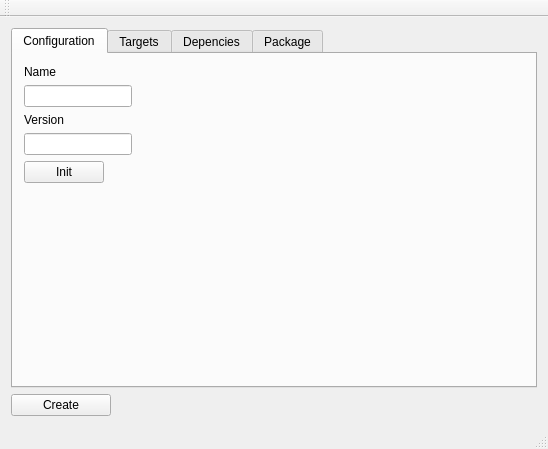
The window that mainwindow.ui (T0maas/autotools-gui) describes before a commit, drawn with Qt 5.
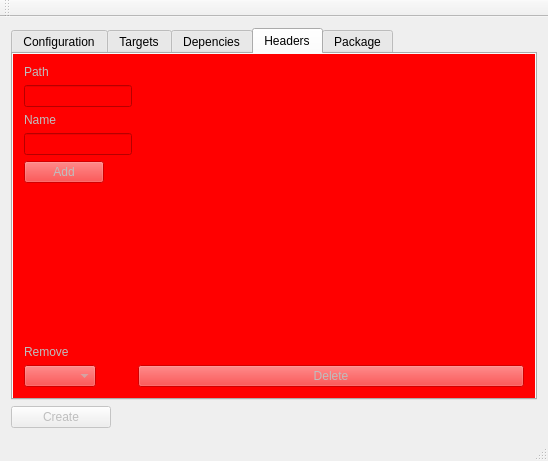
The same window after the commit. The open tabs and pages were chosen to show the change.

Commit message: headers in project

What changed in the file:
```diff
--- a/mainwindow.ui
+++ b/mainwindow.ui
@@ -7,7 +7,7 @@
     <x>0</x>
     <y>0</y>
     <width>548</width>
-    <height>449</height>
+    <height>461</height>
    </rect>
   </property>
   <property name="sizePolicy">
@@ -19,10 +19,16 @@
   <property name="windowTitle">
    <string>MainWindow</string>
   </property>
+  <property name="styleSheet">
+   <string/>
+  </property>
   <widget class="QWidget" name="centralWidget">
    <layout class="QGridLayout" name="gridLayout">
     <item row="1" column="1">
      <widget class="QPushButton" name="btCreate">
+      <property name="enabled">
+       <bool>false</bool>
+      </property>
       <property name="maximumSize">
        <size>
         <width>100</width>
@@ -36,6 +42,9 @@
     </item>
     <item row="0" column="1">
      <widget class="QTabWidget" name="tabWidget">
+      <property name="enabled">
+       <bool>true</bool>
+      </property>
       <property name="sizePolicy">
        <sizepolicy hsizetype="Expanding" vsizetype="Expanding">
         <horstretch>0</horstretch>
@@ -287,6 +296,76 @@
         </item>
        </layout>
       </widget>
+      <widget class="QWidget" name="tab_head">
+       <property name="enabled">
+        <bool>false</bool>
+       </property>
+       <property name="styleSheet">
+        <string notr="true">background-color:red</string>
+       </property>
+       <attribute name="title">
+        <string>Headers</string>
+       </attribute>
+       <layout class="QFormLayout" name="formLayout_4">
+        <item row="0" column="0">
+         <widget class="QLabel" name="label_14">
+          <property name="text">
+           <string>Path</string>
+          </property>
+         </widget>
+        </item>
+        <item row="1" column="0">
+         <widget class="QLineEdit" name="tb_hpath"/>
+        </item>
+        <item row="2" column="0">
+         <widget class="QLabel" name="label_15">
+          <property name="text">
+           <string>Name</string>
+          </property>
+         </widget>
+        </item>
+        <item row="3" column="0">
+         <widget class="QLineEdit" name="tb_hname"/>
+        </item>
+        <item row="4" column="0">
+         <widget class="QPushButton" name="bt_AddHeader">
+          <property name="text">
+           <string>Add</string>
+          </property>
+         </widget>
+        </item>
+        <item row="11" column="0">
+         <widget class="QComboBox" name="cb_Headers"/>
+        </item>
+        <item row="10" column="0">
+         <widget class="QLabel" name="label_16">
+          <property name="text">
+           <string>Remove</string>
+          </property>
+         </widget>
+        </item>
+        <item row="11" column="1">
+         <widget class="QPushButton" name="bt_DelHeader">
+          <property name="text">
+           <string>Delete</string>
+          </property>
+         </widget>
+        </item>
+        <item row="9" column="0">
+         <spacer name="verticalSpacer">
+          <property name="orientation">
+           <enum>Qt::Vertical</enum>
+          </property>
+          <property name="sizeHint" stdset="0">
+           <size>
+            <width>20</width>
+            <height>40</height>
+           </size>
+          </property>
+         </spacer>
+        </item>
+       </layout>
+      </widget>
       <widget class="QWidget" name="tab_pkg">
        <attribute name="title">
         <string>Package</string>
```
Left out of the diff: 47 changed lines with no effect on the pictures. The commit also changes 10 other files.
